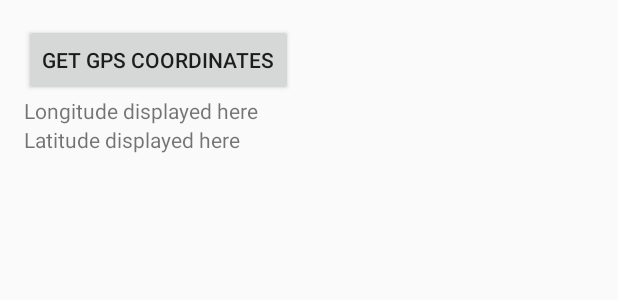
After one commit to University-Of-Calgary/Hum_Application_Weekn_Application, an Android app: the layout activity_get_gps.xml on its own in the app's theme, with its tools: preview values and no code run, on a phone screen of 412 x 824 dp. The commit adds this screen. Shown: the top 300 px of the screen. Run offline under Robolectric (Android 15) with nearby library versions, the phone set to English and light mode, and no system bars.

Commit message:
Added the GPS tracking code

```diff
--- a/app/src/main/AndroidManifest.xml
+++ b/app/src/main/AndroidManifest.xml
@@ -6,6 +6,10 @@
     <uses-permission android:name="android.permission.READ_EXTERNAL_STORAGE" />
     <uses-permission android:name="android.permission.WAKE_LOCK" />
     <uses-permission android:name="android.permission.RECORD_AUDIO" />
+    <uses-permission android:name="android.permission.ACCESS_COARSE_LOCATION" />
+    <uses-permission android:name="android.permission.ACCESS_NETWORK_STATE" />
+    <uses-permission android:name="android.permission.ACCESS_FINE_LOCATION" />
+    <uses-permission android:name="android.permission.INTERNET"/>
 
     <application
         android:allowBackup="true"
@@ -24,6 +28,8 @@
         </activity>
         <activity android:name=".SettingsActivity" >
         </activity>
+        <activity android:name=".GetGPSDataActivity" >
+        </activity>
     </application>
 
 </manifest>
--- a/app/src/main/java/stackquestions/mitacsinternship/ParametricActivity.java
+++ b/app/src/main/java/stackquestions/mitacsinternship/ParametricActivity.java
@@ -153,6 +153,11 @@ public class ParametricActivity extends AppCompatActivity {
                 Intent preferencesIntent = new Intent(ParametricActivity.this, SettingsActivity.class);
                 startActivity(preferencesIntent);
                 return true;
+
+            case R.id.findingGPS:
+                Intent gpsIntent = new Intent(ParametricActivity.this, GetGPSDataActivity.class);
+                startActivity(gpsIntent);
+                return true;
         }
         return super.onOptionsItemSelected(item);
     }
--- /dev/null
+++ b/app/src/main/res/layout/activity_get_gps.xml
@@ -0,0 +1,29 @@
+<?xml version="1.0" encoding="utf-8"?>
+<LinearLayout xmlns:android="http://schemas.android.com/apk/res/android"
+    xmlns:tools="http://schemas.android.com/tools" android:layout_width="match_parent"
+    android:layout_height="match_parent" android:paddingLeft="@dimen/activity_horizontal_margin"
+    android:paddingRight="@dimen/activity_horizontal_margin"
+    android:paddingTop="@dimen/activity_vertical_margin"
+    android:paddingBottom="@dimen/activity_vertical_margin"
+    android:orientation="vertical"
+    tools:context="stackquestions.mitacsinternship.GetGPSActivity">
+
+    <Button
+        android:id="@+id/gps_button_retrieveLocation"
+        android:layout_width="wrap_content"
+        android:layout_height="wrap_content"
+        android:text="Get GPS Coordinates"/>
+
+    <TextView
+        android:id="@+id/gps_tv_longitude"
+        android:layout_width="wrap_content"
+        android:layout_height="wrap_content"
+        android:text="Longitude displayed here"/>
+
+    <TextView
+        android:id="@+id/gps_tv_latitude"
+        android:layout_width="wrap_content"
+        android:layout_height="wrap_content"
+        android:text="Latitude displayed here"/>
+
+</LinearLayout>
--- a/app/src/main/res/menu/menu_parametric_activity.xml
+++ b/app/src/main/res/menu/menu_parametric_activity.xml
@@ -7,4 +7,8 @@
         android:id="@+id/recordingParameters"
         android:title="Recording Parameters"/>
 
+    <item
+        android:id="@+id/findingGPS"
+        android:title="Find GPS data"></item>
+
 </menu>
```
Also changed, not shown: app/src/main/java/stackquestions/mitacsinternship/GPSActivity.java (added, +13 -0 lines), app/src/main/java/stackquestions/mitacsinternship/GetGPSActivity.java (added, +13 -0 lines), app/src/main/java/stackquestions/mitacsinternship/GetGPSDataActivity.java (added, +98 -0 lines), app/src/main/res/layout/activity_get_gpsdata.xml (added, +23 -0 lines), app/src/main/res/layout/activity_gps.xml (added, +10 -0 lines), 1 other file.
